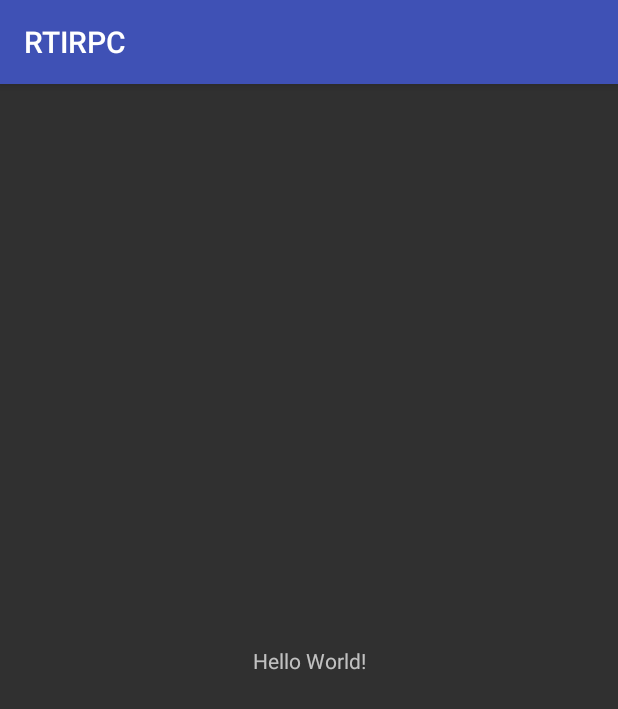
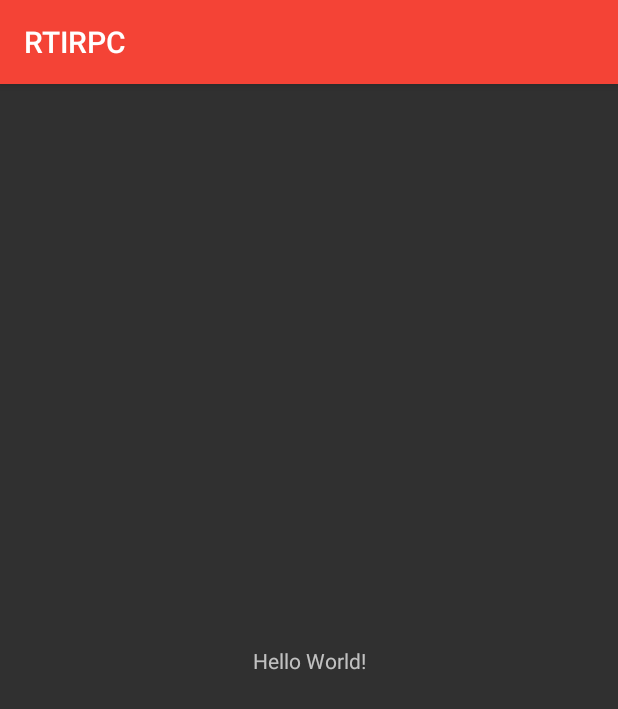
Before and after one commit to uvaishzafri/RTIRPC_App, an Android app: the screen it shows after launch (MainActivity), on a phone screen of 412 x 824 dp. Shown: the top 709 px of the screen. Run offline under Robolectric (Android 15) with nearby library versions, the phone set to English and light mode, and no system bars.

Commit message:
added color to app

```diff
--- a/app/src/main/res/values/colors.xml
+++ b/app/src/main/res/values/colors.xml
@@ -1,6 +1,6 @@
 <?xml version="1.0" encoding="utf-8"?>
 <resources>
-    <color name="colorPrimary">#3F51B5</color>
-    <color name="colorPrimaryDark">#303F9F</color>
-    <color name="colorAccent">#FF4081</color>
+    <color name="colorPrimary">#F44336</color>
+    <color name="colorPrimaryDark">#D32F2F</color>
+    <color name="colorAccent">#FF8A80</color>
 </resources>
```
